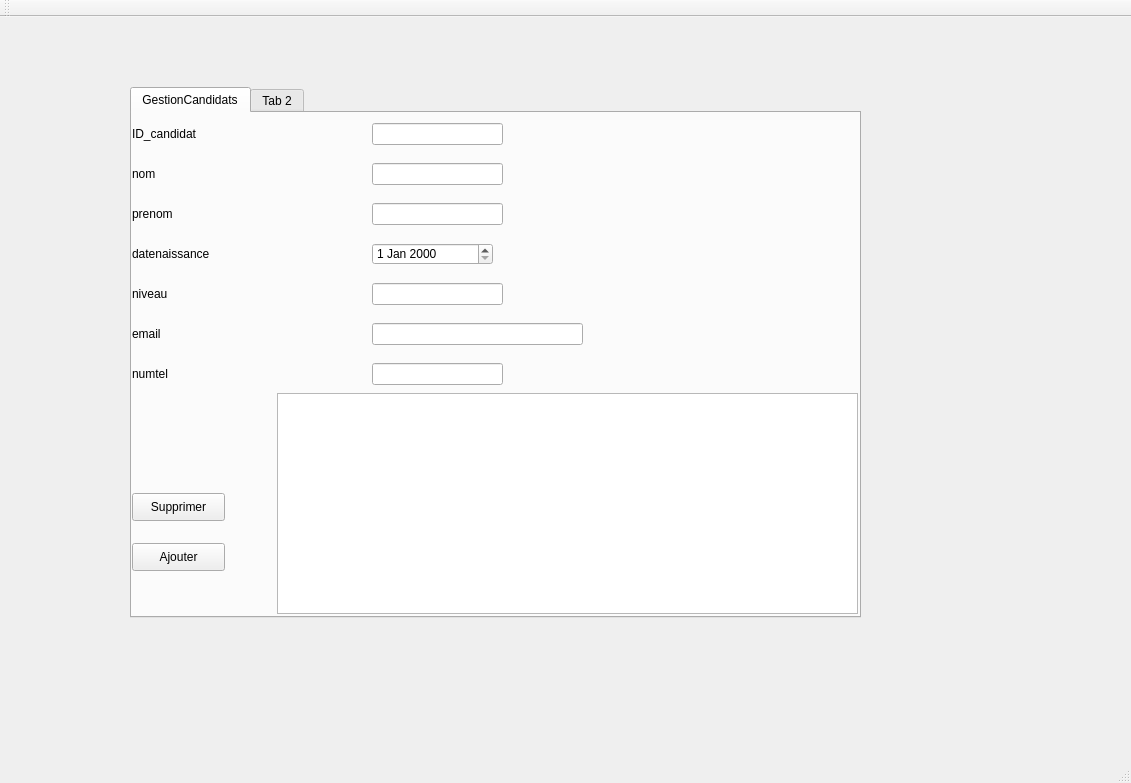
Qt form mainwindow.ui (neffatimohamedsaid7/projetQT) before a commit.
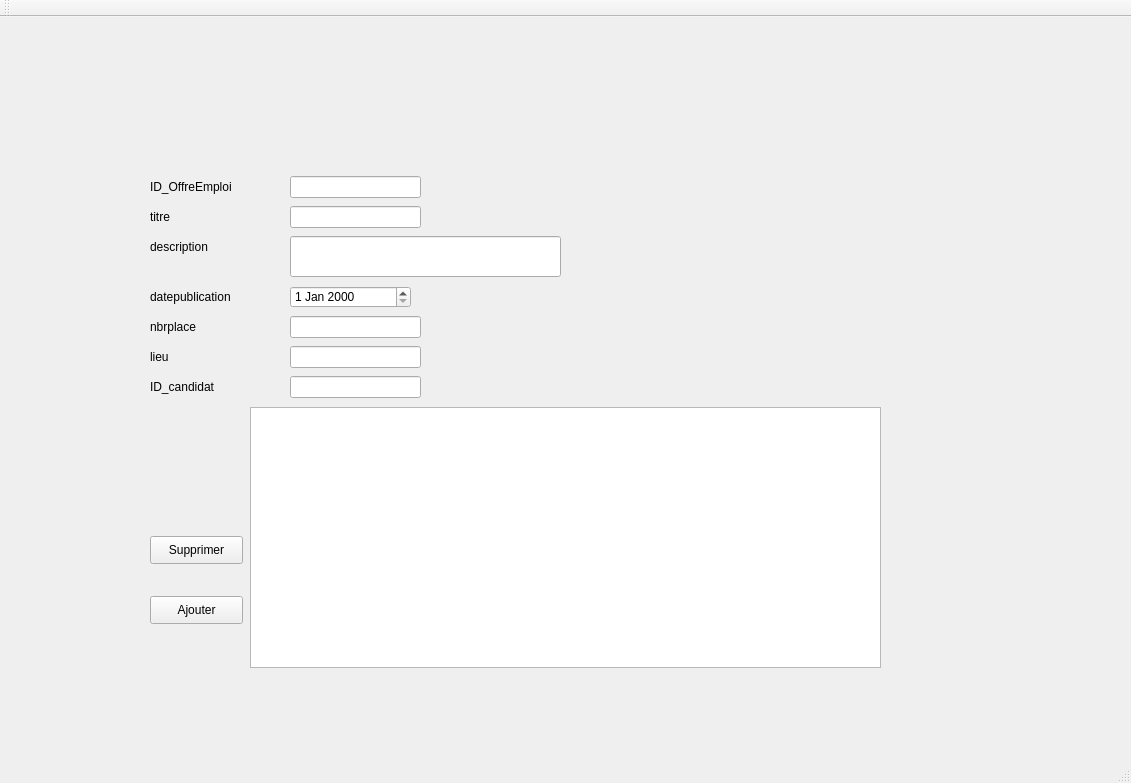
The same form after that commit.

Commit message: ajouter et supprimer offre d'emploi

Diff of the .ui file:
```diff
--- a/mainwindow.ui
+++ b/mainwindow.ui
@@ -14,11 +14,24 @@
    <string>Gestion des Clients</string>
   </property>
   <widget class="QWidget" name="centralWidget">
+   <widget class="QStackedWidget" name="stackedWidget">
+    <property name="geometry">
+     <rect>
+      <x>150</x>
+      <y>129</y>
+      <width>881</width>
+      <height>571</height>
+     </rect>
+    </property>
+    <property name="currentIndex">
+     <number>1</number>
+    </property>
+    <widget class="QWidget" name="page">
    <widget class="QTabWidget" name="tabWidget">
     <property name="geometry">
      <rect>
-      <x>130</x>
-      <y>70</y>
+        <x>80</x>
+        <y>20</y>
       <width>731</width>
       <height>531</height>
      </rect>
@@ -204,9 +217,9 @@
      <widget class="QTableView" name="tableView_CANDIDATS">
       <property name="geometry">
        <rect>
-        <x>145</x>
+          <x>105</x>
         <y>280</y>
-        <width>581</width>
+          <width>621</width>
         <height>221</height>
        </rect>
       </property>
@@ -225,10 +238,206 @@
       </property>
      </widget>
     </widget>
-    <widget class="QWidget" name="tab_2">
-     <attribute name="title">
-      <string>Tab 2</string>
-     </attribute>
+     </widget>
+    </widget>
+    <widget class="QWidget" name="page_2">
+     <widget class="QLabel" name="label_13">
+      <property name="geometry">
+       <rect>
+        <x>0</x>
+        <y>220</y>
+        <width>101</width>
+        <height>41</height>
+       </rect>
+      </property>
+      <property name="text">
+       <string>ID_candidat</string>
+      </property>
+     </widget>
+     <widget class="QTableView" name="tableView_OffresEmplois">
+      <property name="geometry">
+       <rect>
+        <x>100</x>
+        <y>261</y>
+        <width>631</width>
+        <height>261</height>
+       </rect>
+      </property>
+     </widget>
+     <widget class="QPushButton" name="pushButton_Supprimer2">
+      <property name="geometry">
+       <rect>
+        <x>0</x>
+        <y>390</y>
+        <width>93</width>
+        <height>28</height>
+       </rect>
+      </property>
+      <property name="text">
+       <string>Supprimer</string>
+      </property>
+     </widget>
+     <widget class="QLabel" name="label_11">
+      <property name="geometry">
+       <rect>
+        <x>0</x>
+        <y>80</y>
+        <width>101</width>
+        <height>41</height>
+       </rect>
+      </property>
+      <property name="text">
+       <string>description</string>
+      </property>
+     </widget>
+     <widget class="QPushButton" name="pushButton_Ajouter2">
+      <property name="geometry">
+       <rect>
+        <x>0</x>
+        <y>450</y>
+        <width>93</width>
+        <height>28</height>
+       </rect>
+      </property>
+      <property name="text">
+       <string>Ajouter</string>
+      </property>
+     </widget>
+     <widget class="QLineEdit" name="lineEdit_ID_OffreEmploi">
+      <property name="geometry">
+       <rect>
+        <x>140</x>
+        <y>30</y>
+        <width>131</width>
+        <height>22</height>
+       </rect>
+      </property>
+     </widget>
+     <widget class="QLabel" name="label_9">
+      <property name="geometry">
+       <rect>
+        <x>0</x>
+        <y>50</y>
+        <width>101</width>
+        <height>41</height>
+       </rect>
+      </property>
+      <property name="text">
+       <string>titre</string>
+      </property>
+     </widget>
+     <widget class="QLineEdit" name="lineEdit_ID_candidat_2">
+      <property name="geometry">
+       <rect>
+        <x>140</x>
+        <y>230</y>
+        <width>131</width>
+        <height>22</height>
+       </rect>
+      </property>
+     </widget>
+     <widget class="QLabel" name="label_12">
+      <property name="geometry">
+       <rect>
+        <x>0</x>
+        <y>190</y>
+        <width>101</width>
+        <height>41</height>
+       </rect>
+      </property>
+      <property name="text">
+       <string>lieu</string>
+      </property>
+     </widget>
+     <widget class="QDateEdit" name="lineEdit_datepublication">
+      <property name="geometry">
+       <rect>
+        <x>140</x>
+        <y>140</y>
+        <width>121</width>
+        <height>22</height>
+       </rect>
+      </property>
+     </widget>
+     <widget class="QLabel" name="label_8">
+      <property name="geometry">
+       <rect>
+        <x>0</x>
+        <y>20</y>
+        <width>101</width>
+        <height>41</height>
+       </rect>
+      </property>
+      <property name="text">
+       <string>ID_OffreEmploi</string>
+      </property>
+     </widget>
+     <widget class="QLabel" name="label_10">
+      <property name="geometry">
+       <rect>
+        <x>0</x>
+        <y>130</y>
+        <width>101</width>
+        <height>41</height>
+       </rect>
+      </property>
+      <property name="text">
+       <string>datepublication</string>
+      </property>
+     </widget>
+     <widget class="QLineEdit" name="lineEdit_titre">
+      <property name="geometry">
+       <rect>
+        <x>140</x>
+        <y>60</y>
+        <width>131</width>
+        <height>22</height>
+       </rect>
+      </property>
+     </widget>
+     <widget class="QLabel" name="label_14">
+      <property name="geometry">
+       <rect>
+        <x>0</x>
+        <y>160</y>
+        <width>101</width>
+        <height>41</height>
+       </rect>
+      </property>
+      <property name="text">
+       <string>nbrplace</string>
+      </property>
+     </widget>
+     <widget class="QLineEdit" name="lineEdit_lieu">
+      <property name="geometry">
+       <rect>
+        <x>140</x>
+        <y>200</y>
+        <width>131</width>
+        <height>22</height>
+       </rect>
+      </property>
+     </widget>
+     <widget class="QLineEdit" name="lineEdit_description">
+      <property name="geometry">
+       <rect>
+        <x>140</x>
+        <y>90</y>
+        <width>271</width>
+        <height>41</height>
+       </rect>
+      </property>
+     </widget>
+     <widget class="QLineEdit" name="lineEdit_ID_nbrplace">
+      <property name="geometry">
+       <rect>
+        <x>140</x>
+        <y>170</y>
+        <width>131</width>
+        <height>22</height>
+       </rect>
+      </property>
+     </widget>
     </widget>
    </widget>
   </widget>
```
Left out of the diff: 3 changed lines with no effect on the pictures. Lines whose indentation alone changed are shown as unchanged. The commit also changes 5 other files.
